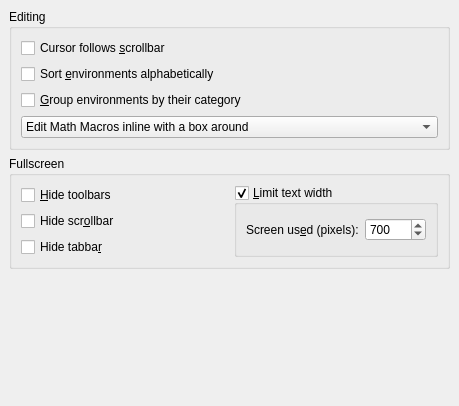
Old version of the form src/frontends/qt4/ui/PrefEditUi.ui in the repository cburschka/lyx.
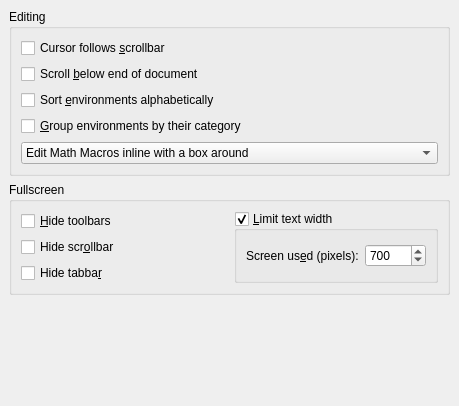
New version of the form.

Commit message:
Fix bug 4935: Scroll down below document http://bugzilla.lyx.org/show_bug.cgi?id=4935
* GuiPrefs: Add an option to the Editing dialog.

* BufferView: Scroll below document if the option is set.

* LyXRC: Write/read the option from preferences file.

```diff
--- a/src/frontends/qt4/ui/PrefEditUi.ui
+++ b/src/frontends/qt4/ui/PrefEditUi.ui
@@ -52,6 +52,13 @@
         </property>
        </widget>
       </item>
+      <item>
+       <widget class="QCheckBox" name="scrollBelowCB" >
+        <property name="text" >
+         <string>Scroll &amp;below end of document</string>
+        </property>
+       </widget>
+      </item>
       <item>
        <widget class="QCheckBox" name="sortEnvironmentsCB" >
         <property name="text" >
```
Left out of the diff: 1 changed line with no effect on the pictures. The commit also changes 6 other files.
